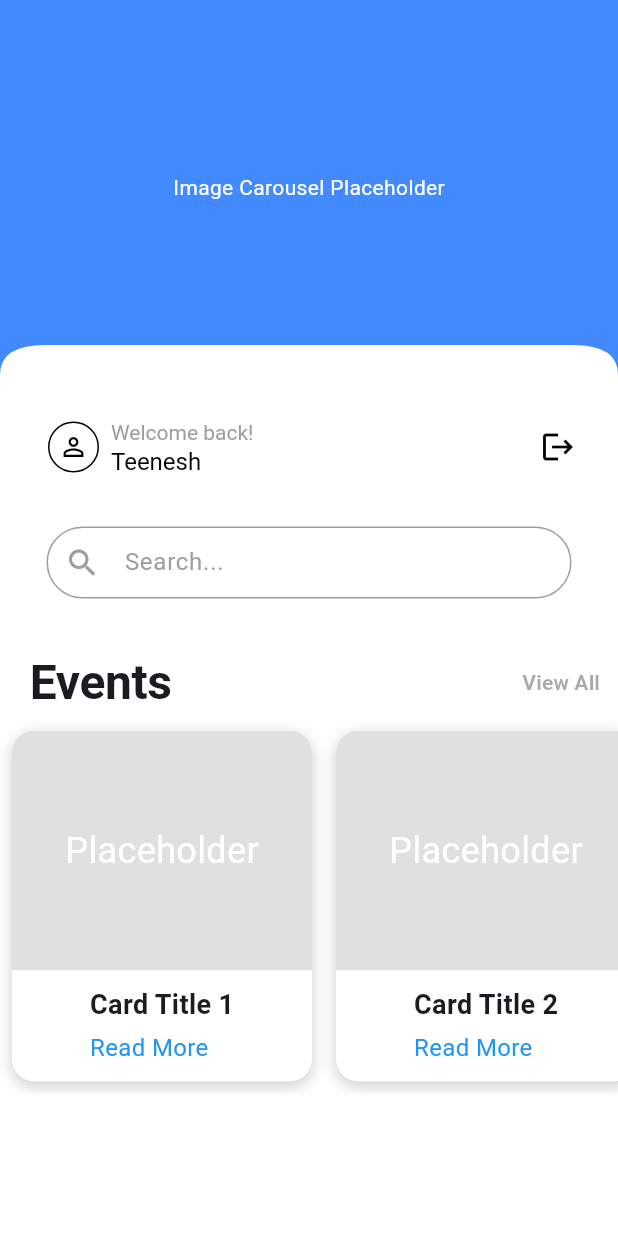
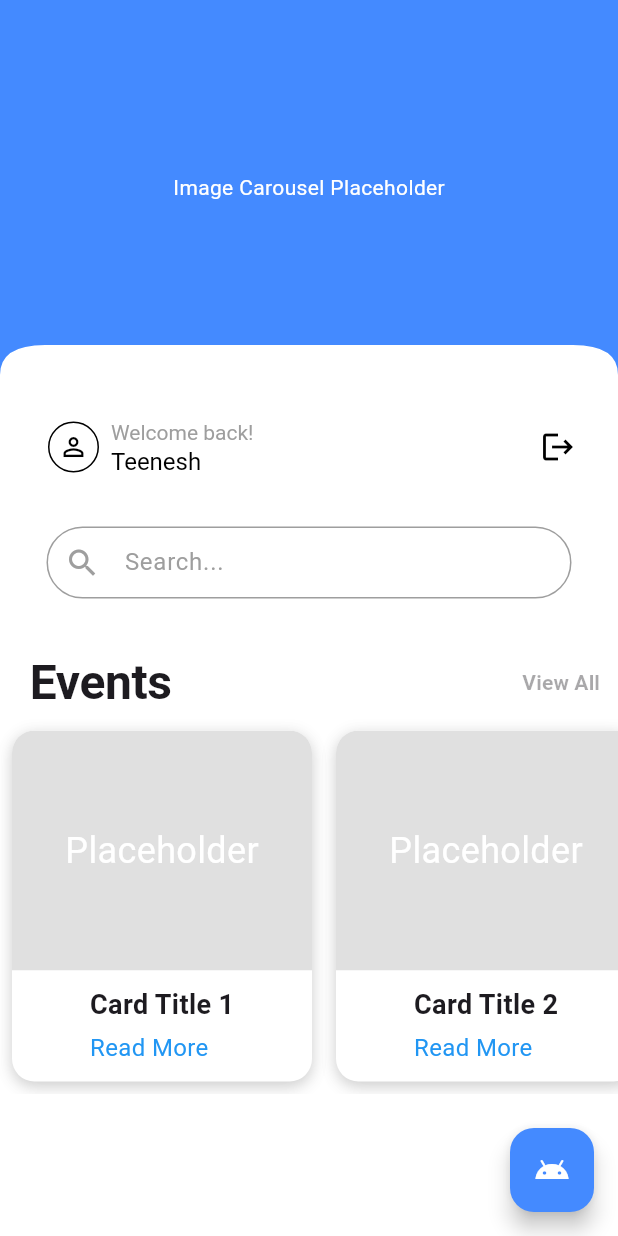
Before and after one commit to teenesh10/Daiman-Mobile-App, a Flutter app: the HomePage screen opened directly, on a phone screen of 412 x 824 dp. Run offline on Flutter 3.47's test engine with Material 3 defaults, Android fonts, the light colour scheme and no system bars; our stand-ins replace awesome_snackbar_content, cloud_firestore, firebase_auth, firebase_core, flutter_screenutil, google_fonts and 3 more; accounts and stored records are empty; Roboto replaces fonts that are missing (Poppins).

Commit message:
small fix

```diff
--- a/daiman_mobile/lib/home_page.dart
+++ b/daiman_mobile/lib/home_page.dart
@@ -84,6 +84,15 @@ class HomePage extends StatelessWidget {
           ],
         ),
       ),
+       floatingActionButton: FloatingActionButton(
+        onPressed: () {
+          // Add chatbot or robot action here
+        },
+        backgroundColor: Colors.blueAccent, // Example robot icon
+        tooltip: 'Chatbot',
+        child: const Icon(Icons.android, color: Colors.white), // Tooltip when hovering over the button
+      ),
+      floatingActionButtonLocation: FloatingActionButtonLocation.endFloat, // Default location
     );
   }
 }
--- a/daiman_mobile/lib/views/widgets/appbar.dart
+++ b/daiman_mobile/lib/views/widgets/appbar.dart
@@ -14,7 +14,7 @@ class CustomAppBar extends StatelessWidget implements PreferredSizeWidget {
   final Widget? title;
   final bool showBackArrows;
   final IconData? leadingIcon;
-  final List<Widget>? actions; // Fixed typo: "acions" to "actions"
+  final List<Widget>? actions;
   final VoidCallback? leadingOnPressed;
   final Color _backgroundColor;
 
@@ -29,21 +29,37 @@ class CustomAppBar extends StatelessWidget implements PreferredSizeWidget {
         leading: showBackArrows
             ? IconButton(
                 onPressed: () => Navigator.pop(context),
-                icon: const Icon(Icons.arrow_left),
+                icon: const Icon(
+                  Icons.arrow_back,
+                  color: Colors.white, // Set back arrow color to white
+                ),
               )
             : leadingIcon != null
                 ? IconButton(
                     onPressed: leadingOnPressed,
-                    icon: Icon(leadingIcon),
+                    icon: Icon(
+                      leadingIcon,
+                      color: Colors.white, // Set custom leading icon color to white
+                    ),
                   )
                 : null,
         title: title,
-        actions: actions,
+        actions: actions?.map((action) {
+          if (action is IconButton) {
+            return IconButton(
+              icon: IconTheme(
+                data: const IconThemeData(color: Colors.white), // Set action icon color to white
+                child: action.icon,
+              ),
+              onPressed: action.onPressed,
+            );
+          }
+          return action;
+        }).toList(),
       ),
     );
   }
 
   @override
-  Size get preferredSize => Size.fromHeight(
-      AppBar().preferredSize.height); // Use default AppBar height
+  Size get preferredSize => const Size.fromHeight(kToolbarHeight); // Use default AppBar height
 }
```
Also changed, not shown: daiman_mobile/lib/views/booking/booking.dart (+26 -15 lines), daiman_mobile/lib/views/widgets/duration_picker.dart (+31 -7 lines).
